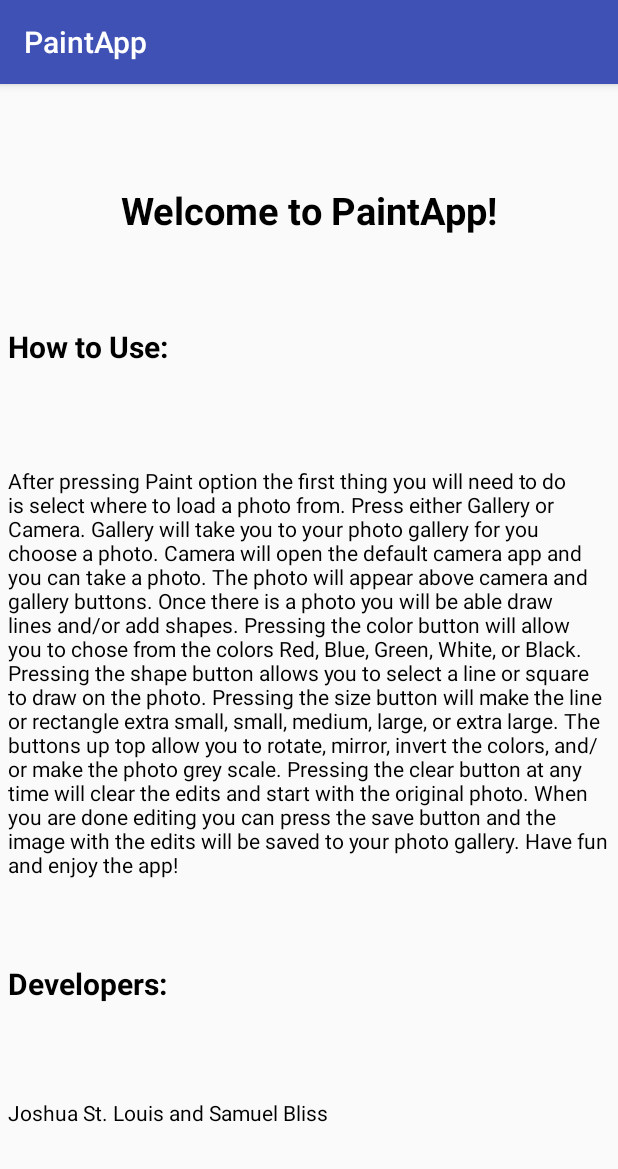
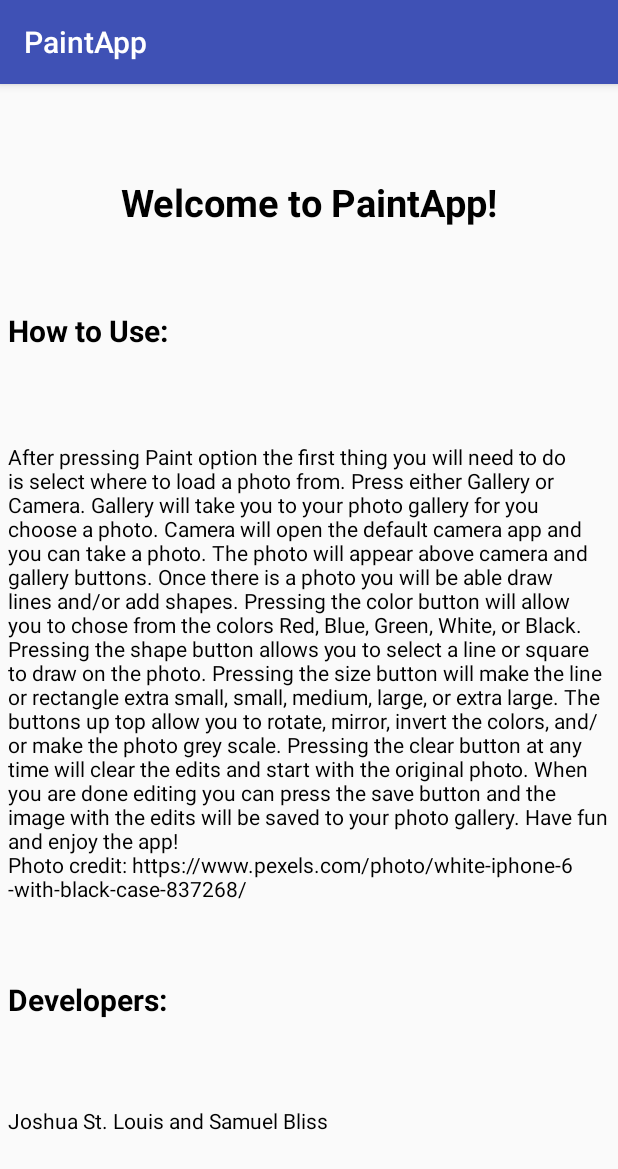
Before and after one commit to samuelbliss/PaintApp, an Android app: the AboutActivity screen opened directly, with no data from a screen before it, on a phone screen of 412 x 824 dp. Shown: the top 1169 px of the screen. Run offline under Robolectric (Android 15) with nearby library versions, the phone set to English and light mode, and no system bars.

Commit message:
Touch up, 4 extra items, and activity_about

```diff
--- a/app/src/main/res/values/strings.xml
+++ b/app/src/main/res/values/strings.xml
@@ -4,5 +4,7 @@
     gallery for you choose a photo. Camera will open the default camera app and you can take a photo. The photo will appear above camera and gallery buttons. Once there is a photo you will be able draw lines
     and/or add shapes. Pressing the color button will allow you to chose from the colors Red, Blue, Green, White, or Black. Pressing the shape button allows you to select a line or square to draw on the photo. Pressing the size
     button will make the line or rectangle extra small, small, medium, large, or extra large. The buttons up top allow you to rotate, mirror, invert the colors, and/or make the photo grey scale. Pressing the clear button
-    at any time will clear the edits and start with the original photo. When you are done editing you can press the save button and the image with the edits will be saved to your photo gallery. Have fun and enjoy the app!</string>
+    at any time will clear the edits and start with the original photo. When you are done editing you can press the save button and the image with the edits will be saved to your photo gallery. Have fun and enjoy the app!
+
+    \nPhoto credit: https://www.pexels.com/photo/white-iphone-6-with-black-case-837268/</string>
 </resources>
```
